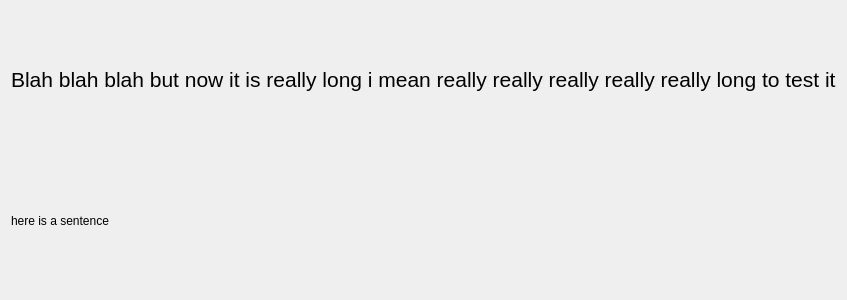
Qt form NoteKeeperWithGUI/TestWidg.ui (AHB99/note-keeper-with-gui) before a commit.
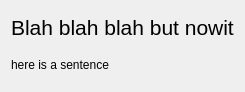
The same form after that commit.

Commit message: Started NoteWidget design

Diff of the .ui file:
```diff
--- a/NoteKeeperWithGUI/TestWidg.ui
+++ b/NoteKeeperWithGUI/TestWidg.ui
@@ -6,8 +6,8 @@
    <rect>
     <x>0</x>
     <y>0</y>
-    <width>400</width>
-    <height>300</height>
+    <width>186</width>
+    <height>92</height>
    </rect>
   </property>
   <property name="windowTitle">
@@ -24,7 +24,7 @@
         </font>
        </property>
        <property name="text">
-        <string>Blah blah blah but now it is really long i mean really really really really really long to test it</string>
+        <string>Blah blah blah but nowit</string>
        </property>
       </widget>
      </item>
```
The commit also changes 6 other files.
